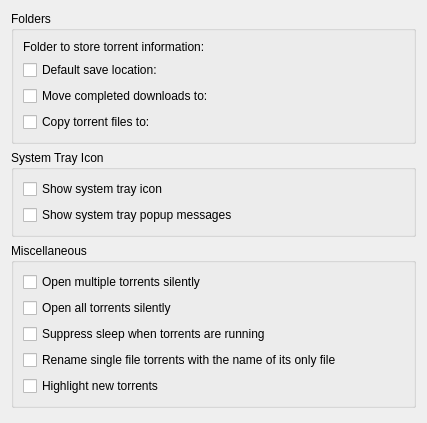
Qt form ktorrent/pref/generalpref.ui (KDE/ktorrent) before a commit.
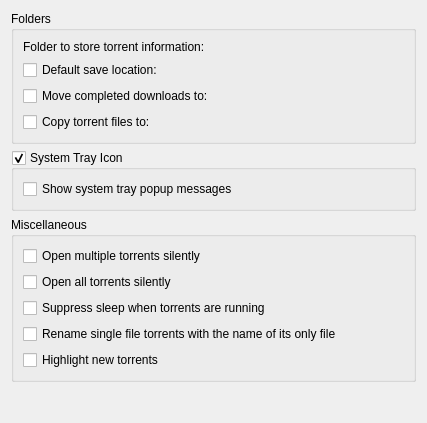
The same form after that commit. Custom widgets are drawn as their Qt base class.

Commit message: reduce general pref height

```diff
--- a/ktorrent/pref/generalpref.ui
+++ b/ktorrent/pref/generalpref.ui
@@ -86,21 +86,14 @@
     </widget>
    </item>
    <item>
-    <widget class="QGroupBox" name="groupBox_2">
+    <widget class="QGroupBox" name="kcfg_showSystemTrayIcon">
      <property name="title">
       <string>System Tray Icon</string>
      </property>
+     <property name="checkable">
+      <bool>true</bool>
+     </property>
      <layout class="QVBoxLayout">
-      <item>
-       <widget class="QCheckBox" name="kcfg_showSystemTrayIcon">
-        <property name="toolTip">
-         <string>Whether or not to show an icon in the system tray.</string>
-        </property>
-        <property name="text">
-         <string>Show system tray icon</string>
-        </property>
-       </widget>
-      </item>
       <item>
        <widget class="QCheckBox" name="kcfg_showPopups">
         <property name="toolTip">
```
